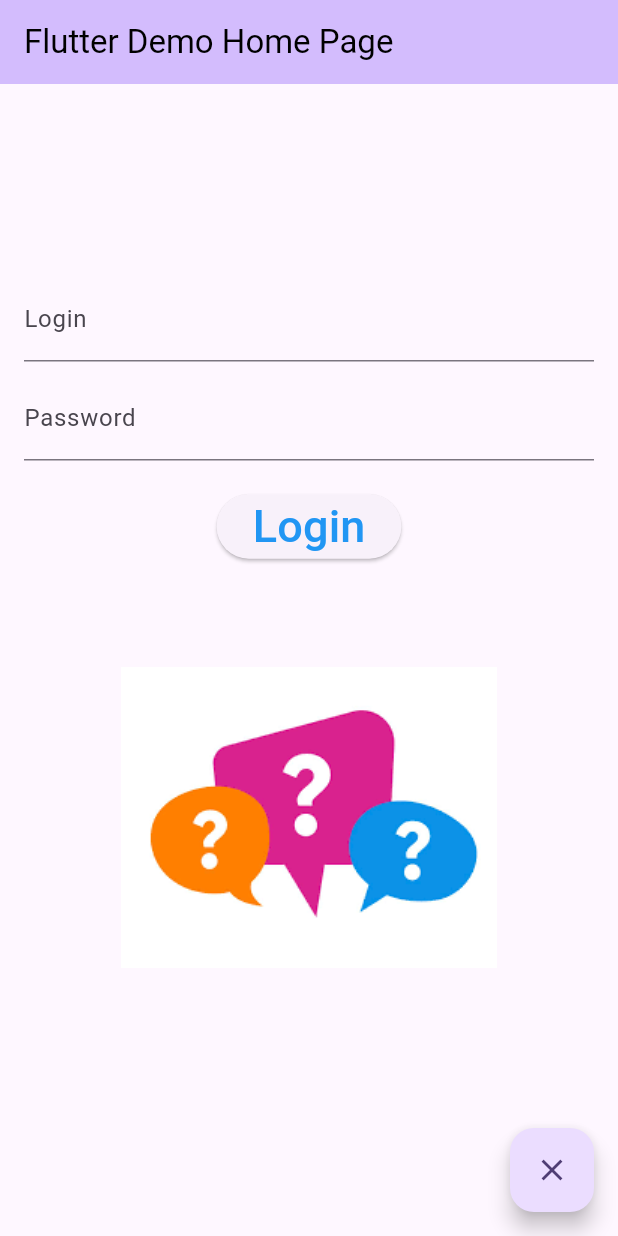
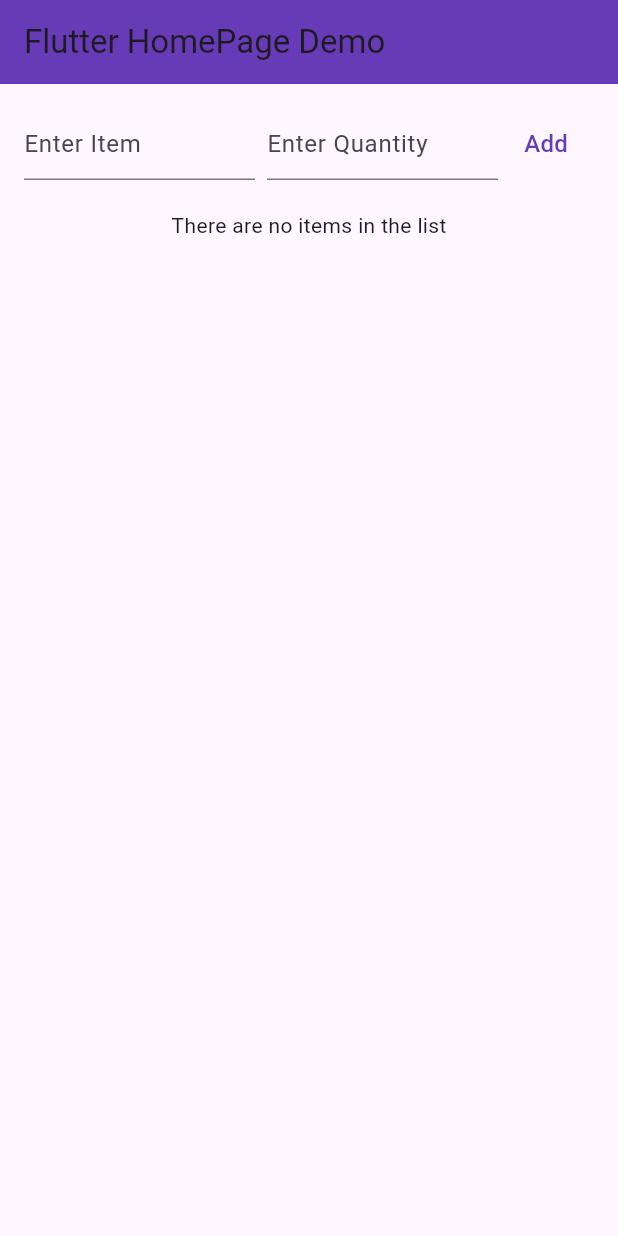
Before and after one commit to Nelyse4/my_cst2335_labs, a Flutter app: the screen it shows after launch, on a phone screen of 412 x 824 dp. Run offline on Flutter 3.47's test engine with Material 3 defaults, Android fonts, the phone set to English and light mode, and no system bars.

```diff
--- a/lib/main.dart
+++ b/lib/main.dart
@@ -1,7 +1,4 @@
 import 'package:flutter/material.dart';
-import 'package:shared_preferences/shared_preferences.dart';
-import 'package:encrypted_shared_preferences/encrypted_shared_preferences.dart';
-import 'ProfilePage.dart'; // Import the ProfilePage
 
 void main() {
   runApp(const MyApp());
@@ -13,12 +10,12 @@ class MyApp extends StatelessWidget {
   @override
   Widget build(BuildContext context) {
     return MaterialApp(
-      title: 'Flutter Demo',
+      title: 'Flutter HomePage Demo',
       theme: ThemeData(
         colorScheme: ColorScheme.fromSeed(seedColor: Colors.deepPurple),
         useMaterial3: true,
       ),
-      home: const MyHomePage(title: 'Flutter Demo Home Page'),
+      home: const MyHomePage(title: 'Shopping List App'),
     );
   }
 }
@@ -33,104 +30,68 @@ class MyHomePage extends StatefulWidget {
 }
 
 class _MyHomePageState extends State<MyHomePage> {
-  final _usernameController = TextEditingController();
-  final _passwordController = TextEditingController();
+  @override
+  Widget build(BuildContext context) {
+    return const ListPage();
+  }
+}
 
-  String imageSource = "images/question-mark.png"; // Default image
+class ListPage extends StatefulWidget {
+  const ListPage({super.key});
 
   @override
-  void initState() {
-    super.initState();
-    // Delay loading credentials to ensure the Scaffold is built
-    WidgetsBinding.instance.addPostFrameCallback((_) {
-      _loadCredentials();
+  State<ListPage> createState() => _ListPageState();
+}
+
+class _ListPageState extends State<ListPage> {
+  final _itemController = TextEditingController();
+  final _quantityController = TextEditingController();
+
+  // List to store shopping items
+  List<Map<String, String>> shoppingList = [];
+
+  // Add item to the shopping list
+  void addItem() {
+    if (_itemController.text.isNotEmpty && _quantityController.text.isNotEmpty) {
+      setState(() {
+        shoppingList.add({
+          'item': _itemController.text,
+          'quantity': _quantityController.text,
+        });
+      });
+      _itemController.clear();
+      _quantityController.clear();
+    }
+  }
+
+  // Remove item from the shopping list
+  void removeItem(int index) {
+    setState(() {
+      shoppingList.removeAt(index);
     });
   }
 
-  // Function to load saved username and password
-  void _loadCredentials() async {
-    SharedPreferences prefs = await SharedPreferences.getInstance();
-    String? username = prefs.getString('username');
-    String? password = prefs.getString('password');
-
-    if (username != null && password != null) {
-      _usernameController.text = username;
-      _passwordController.text = password;
-
-      // Show Snackbar
-      ScaffoldMessenger.of(context).showSnackBar(
-        SnackBar(
-          content: const Text('Previous login name and passwords loaded.'),
-          action: SnackBarAction(
-            label: 'Undo',
-            onPressed: () async {
-              await Future.delayed(Duration(seconds: 1));
-              _usernameController.clear();
-              _passwordController.clear();
-            },
-          ),
-        ),
-      );
-    }
-  }
-
-  void _login() async {
-    final password = _passwordController.text;
-    setState(() {
-      if (password == "QWERTY123") {
-        imageSource = "images/light-bulb.png"; // Correct password: Change to light bulb
-      } else {
-        imageSource = "images/stop.png"; // Incorrect password: Change to stop sign
-      }
-    });
-
-    if (password == "QWERTY123") {
-      // Save credentials to shared preferences
-      SharedPreferences prefs = await SharedPreferences.getInstance();
-      await prefs.setString('username', _usernameController.text);
-      await prefs.setString('password', _passwordController.text);
-
-      // Navigate to ProfilePage after successful login
-      Navigator.push(
-        context,
-        MaterialPageRoute(
-          builder: (context) => ProfilePage(username: _usernameController.text),
-        ),
-      );
-    } else {
-      _showSaveCredentialsDialog();
-    }
-  }
-
-
-  // Function to show AlertDialog for saving credentials
-  void _showSaveCredentialsDialog() {
+  // Show a confirmation dialog for item deletion
+  void confirmDelete(int index) {
     showDialog(
       context: context,
       builder: (BuildContext context) {
         return AlertDialog(
-          title: const Text('Save Credentials?'),
-          content: const Text('Would you like to save your username and password?'),
+          title: Text('Delete Item'),
+          content: Text('Do you want to delete "${shoppingList[index]['item']}"?'),
           actions: [
             TextButton(
-              onPressed: () async {
-                // Clear saved credentials if the user selects "Cancel"
-                SharedPreferences prefs = await SharedPreferences.getInstance();
-                await prefs.remove('username');
-                await prefs.remove('password');
-                Navigator.of(context).pop(); // Close the dialog
+              onPressed: () {
+                Navigator.pop(context); // Close the dialog
               },
-              child: const Text('Cancel'),
+              child: Text('No'),
             ),
             TextButton(
-              onPressed: () async {
-                // Save credentials if the user selects "OK"
-                SharedPreferences prefs = await SharedPreferences.getInstance();
-                await prefs.setString('username', _usernameController.text);
-                await prefs.setString('password', _passwordController.text);
-                Navigator.of(context).pop(); // Close the dialog
+              onPressed: () {
+                removeItem(index); // Remove the item
+                Navigator.pop(context); // Close the dialog
               },
-              child: const Text('OK'),
+              child: Text('Yes'),
             ),
           ],
         );
@@ -142,62 +103,70 @@ class _MyHomePageState extends State<MyHomePage> {
   Widget build(BuildContext context) {
     return Scaffold(
       appBar: AppBar(
-        backgroundColor: Theme.of(context).colorScheme.inversePrimary,
-        title: Text(
-          widget.title,
-          style: const TextStyle(color: Colors.black),
-        ),
+        title: Text('Flutter HomePage Demo'),
+        backgroundColor: Colors.deepPurple,
       ),
       body: Padding(
         padding: const EdgeInsets.all(16.0),
         child: Column(
-          mainAxisAlignment: MainAxisAlignment.center,
-          children: <Widget>[
-            // Username field
-            TextField(
-              controller: _usernameController,
-              decoration: const InputDecoration(
-                labelText: 'Login',
+          children: [
+            // Row with TextFields and Add button
+            Row(
+              children: [
+                Expanded(
+                  child: TextField(
+                    controller: _itemController,
+                    decoration: InputDecoration(hintText: 'Enter Item'),
+                  ),
+                ),
+                SizedBox(width: 8),
+                Expanded(
+                  child: TextField(
+                    controller: _quantityController,
+                    keyboardType: TextInputType.number,
+                    decoration: InputDecoration(hintText: 'Enter Quantity'),
+                  ),
+                ),
+                TextButton(
+                  onPressed: addItem,
+                  child: Text('Add', style: TextStyle(fontSize: 16, color: Colors.deepPurple)),
+                ),
+              ],
+            ),
+            SizedBox(height: 20),
+            // Display shopping list or empty message
+            shoppingList.isEmpty
+                ? Center(child: Text('There are no items in the list'))
+                : Expanded(
+              child: ListView.builder(
+                itemCount: shoppingList.length,
+                itemBuilder: (context, index) {
+                  return GestureDetector(
+                    onLongPress: () {
+                      confirmDelete(index); // Show confirmation dialog on long press
+                    },
+                    child: Container(
+                      padding: EdgeInsets.symmetric(vertical: 16.0, horizontal: 8.0),
+                      margin: EdgeInsets.symmetric(vertical: 4.0),
+                      decoration: BoxDecoration(
+                        border: Border.all(color: Colors.grey),
+                        borderRadius: BorderRadius.circular(8.0),
+                      ),
+                      child: Row(
+                        mainAxisAlignment: MainAxisAlignment.spaceBetween,
+                        children: [
+                          Text('${index + 1}. ${shoppingList[index]['item']}'),  // Row number and item name
+                          Text('Qty: ${shoppingList[index]['quantity']}'),  // Quantity
+                        ],
+                      ),
+                    ),
+                  );
+                },
               ),
-            ),
-            const SizedBox(height: 10),
-
-            // Password field
-            TextField(
-              controller: _passwordController,
-              obscureText: true,
-              decoration: const InputDecoration(
-                labelText: 'Password',
-              ),
-            ),
-            const SizedBox(height: 20),
-
-            // Login button
-            ElevatedButton(
-              onPressed: _login,
-              child: const Text(
-                'Login',
-                style: TextStyle(color: Colors.blue, fontSize: 30),
-              ),
-            ),
-
-            const SizedBox(height: 20),
-
-            // Image that changes based on the password entered
-            Image.asset(
-              imageSource,
-              width: 300,
-              height: 300,
             ),
           ],
         ),
       ),
-      // Floating Action Button to clear fields
-      floatingActionButton: FloatingActionButton(
-        onPressed: () {},
-        tooltip: 'Clear Fields',
-        child: const Icon(Icons.clear), // Icon for the FAB
-      ),
     );
   }
 }
```
Also changed, not shown: lib/DataRepository.dart (deleted, +0 -31 lines), lib/ProfilePage.dart (deleted, +0 -181 lines).
